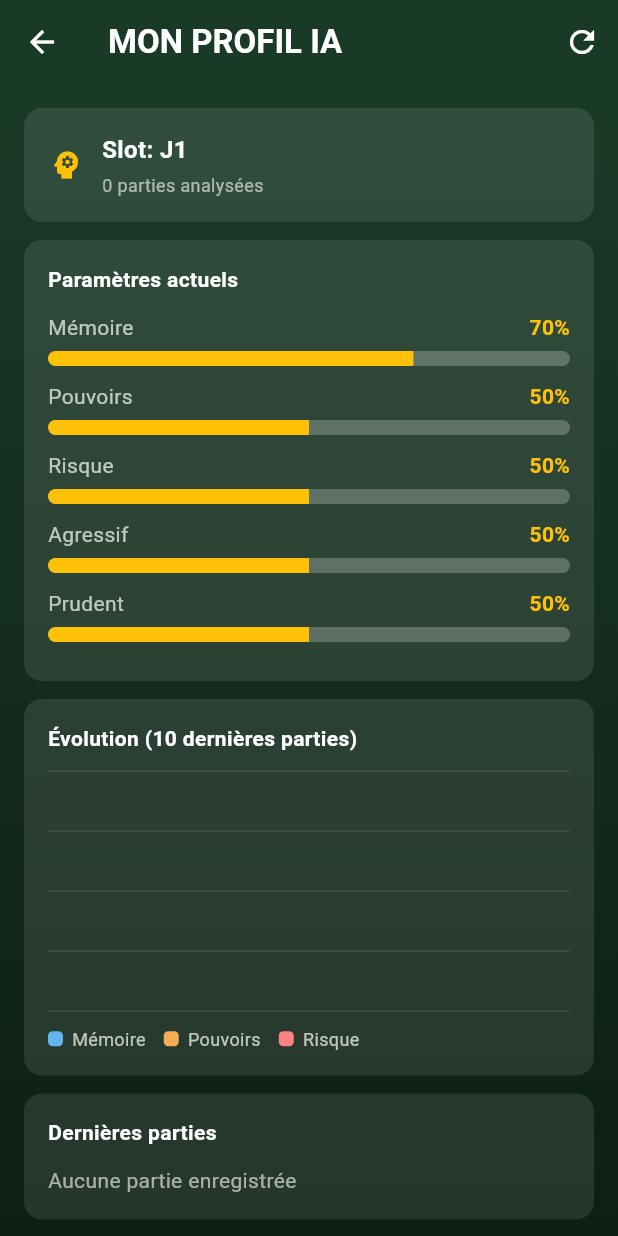
After one commit to fiftycommit/dutch, a Flutter app: the screen it shows after launch, after a tap on the "psychology" icon, on a phone screen of 412 x 824 dp. The commit adds this screen. Run offline on Flutter 3.47's test engine with Material 3 defaults, Android fonts, the phone set to English and light mode, and no system bars; our stand-ins replace audioplayers, flutter_svg, go_router, hive_flutter, shared_preferences, socket_io_client; accounts and stored records are empty.

Commit message:
feat(debug): player profile dashboard + in-app Mon profil IA

```diff
--- a/lib/models/player_learning_data.dart
+++ b/lib/models/player_learning_data.dart
@@ -106,6 +106,8 @@ class PlayerGameRecord {
   final bool calledDutch;
   final bool wonDutch;
   final List<PlayerAction> actions;
+  final Map<String, dynamic>? profileBefore;
+  final Map<String, dynamic>? profileAfter;
 
   PlayerGameRecord({
     required this.gameId,
@@ -118,6 +120,8 @@ class PlayerGameRecord {
     required this.calledDutch,
     required this.wonDutch,
     required this.actions,
+    this.profileBefore,
+    this.profileAfter,
   });
 
   Map<String, dynamic> toJson() => {
@@ -131,6 +135,8 @@ class PlayerGameRecord {
         'calledDutch': calledDutch,
         'wonDutch': wonDutch,
         'actions': actions.map((a) => a.toJson()).toList(),
+        'profileBefore': profileBefore,
+        'profileAfter': profileAfter,
       };
 
   factory PlayerGameRecord.fromJson(Map<String, dynamic> json) {
@@ -147,6 +153,12 @@ class PlayerGameRecord {
       actions: (json['actions'] as List? ?? [])
           .map((a) => PlayerAction.fromJson(Map<String, dynamic>.from(a)))
           .toList(),
+      profileBefore: json['profileBefore'] == null
+          ? null
+          : Map<String, dynamic>.from(json['profileBefore']),
+      profileAfter: json['profileAfter'] == null
+          ? null
+          : Map<String, dynamic>.from(json['profileAfter']),
     );
   }
 }
--- a/lib/router/app_router.dart
+++ b/lib/router/app_router.dart
@@ -13,6 +13,7 @@ import '../screens/dutch_reveal_screen.dart';
 import '../screens/rules_screen.dart';
 import '../screens/settings_screen.dart';
 import '../screens/stats_screen.dart';
+import '../screens/ai_profile_screen.dart';
 import '../screens/multiplayer_menu_screen.dart';
 import '../screens/multiplayer_mode_selection_screen.dart';
 import '../screens/create_mode_selection_screen.dart';
@@ -105,6 +106,15 @@ class AppRouter {
           path: '/stats',
           name: 'stats',
           builder: (context, state) => const StatsScreen(),
+        ),
+
+        GoRoute(
+          path: '/ai-profile',
+          name: 'aiProfile',
+          builder: (context, state) {
+            final slot = int.tryParse(state.uri.queryParameters['slot'] ?? '1') ?? 1;
+            return AiProfileScreen(slotId: slot);
+          },
         ),
 
         // ============ MODE MULTIJOUEUR ============
--- /dev/null
+++ b/lib/screens/ai_profile_screen.dart
@@ -0,0 +1,474 @@
+import 'dart:async';
+
+import 'package:flutter/material.dart';
+import 'package:go_router/go_router.dart';
+
+import '../models/player_learning_data.dart';
+import '../services/player_learning_service.dart';
+
+class AiProfileScreen extends StatefulWidget {
+  final int slotId;
+
+  const AiProfileScreen({
+    super.key,
+    required this.slotId,
+  });
+
+  @override
+  State<AiProfileScreen> createState() => _AiProfileScreenState();
+}
+
+class _AiProfileScreenState extends State<AiProfileScreen> {
+  final PlayerLearningService _service = PlayerLearningService();
+
+  PlayerProfile? _profile;
+  List<PlayerGameRecord> _history = const [];
+
+  Timer? _refreshTimer;
+  bool _loading = true;
+
+  @override
+  void initState() {
+    super.initState();
+    _load();
+    _refreshTimer = Timer.periodic(const Duration(seconds: 2), (_) => _load());
+  }
+
+  @override
+  void dispose() {
+    _refreshTimer?.cancel();
+    super.dispose();
+  }
+
+  Future<void> _load() async {
+    try {
+      final profile = await _service.getProfile(slotId: widget.slotId);
+      final history = await _service.getHistory(slotId: widget.slotId);
+      if (!mounted) return;
+      setState(() {
+        _profile = profile;
+        _history = history;
+        _loading = false;
+      });
+    } catch (_) {
+      if (!mounted) return;
+      setState(() {
+        _loading = false;
+      });
+    }
+  }
+
+  double _num(Map<String, dynamic> map, String key, double fallback) {
+    final v = map[key];
+    if (v is num) return v.toDouble();
+    return fallback;
+  }
+
+  double _clamp01(double v) => v < 0 ? 0 : (v > 1 ? 1 : v);
+
+  @override
+  Widget build(BuildContext context) {
+    return Scaffold(
+      appBar: AppBar(
+        title: const Text(
+          'MON PROFIL IA',
+          style: TextStyle(color: Colors.white, fontWeight: FontWeight.bold),
+        ),
+        backgroundColor: const Color(0xFF1a3a28),
+        iconTheme: const IconThemeData(color: Colors.white),
+        leading: IconButton(
+          icon: const Icon(Icons.arrow_back, color: Colors.white),
+          onPressed: () => context.go('/'),
+        ),
+        actions: [
+          IconButton(
+            onPressed: _load,
+            icon: const Icon(Icons.refresh, color: Colors.white),
+          ),
+        ],
+      ),
+      body: Container(
+        decoration: const BoxDecoration(
+          gradient: LinearGradient(
+            begin: Alignment.topCenter,
+            end: Alignment.bottomCenter,
+            colors: [Color(0xFF1a3a28), Color(0xFF0d1f15)],
+          ),
+        ),
+        child: _loading
+            ? const Center(
+                child: CircularProgressIndicator(color: Colors.amber),
+              )
+            : _buildContent(context),
+      ),
+    );
+  }
+
+  Widget _buildContent(BuildContext context) {
+    final profile = _profile;
+    if (profile == null) {
+      return const Center(
+        child: Text('Profil indisponible', style: TextStyle(color: Colors.white70)),
+      );
+    }
+
+    final params = profile.learnedParameters;
+
+    final aggressiveness = _clamp01(_num(params, 'aggressiveness', 0.5));
+    final caution = _clamp01(_num(params, 'caution', 0.5));
+    final powerUsageRate = _clamp01(_num(params, 'powerUsageRate', 0.5));
+    final memoryAccuracy = _clamp01(_num(params, 'memoryAccuracy', 0.7));
+    final riskTolerance = _clamp01(_num(params, 'riskTolerance', 0.5));
+
+    final last10 = _history.take(10).toList().reversed.toList();
+
+    List<double> series(String key, double fallback) {
+      return last10
+          .map((g) => _clamp01(_num(g.profileAfter ?? const {}, key, fallback)))
+          .toList();
+    }
+
+    return RefreshIndicator(
+      onRefresh: _load,
+      color: Colors.amber,
+      child: ListView(
+        padding: const EdgeInsets.all(16),
+        children: [
+          _InfoCard(
+            title: 'Slot',
+            value: 'J${widget.slotId}',
+            subtitle: '${profile.gamesAnalyzed} parties analysées',
+          ),
+          const SizedBox(height: 12),
+          _BarsCard(
+            title: 'Paramètres actuels',
+            values: {
+              'Mémoire': memoryAccuracy,
+              'Pouvoirs': powerUsageRate,
+              'Risque': riskTolerance,
+              'Agressif': aggressiveness,
+              'Prudent': caution,
+            },
+          ),
+          const SizedBox(height: 12),
+          _LineChartCard(
+            title: 'Évolution (10 dernières parties)',
+            series: {
+              'Mémoire': series('memoryAccuracy', 0.7),
+              'Pouvoirs': series('powerUsageRate', 0.5),
+              'Risque': series('riskTolerance', 0.5),
+            },
+          ),
+          const SizedBox(height: 12),
+          _HistoryCard(history: _history),
+        ],
+      ),
+    );
+  }
+}
+
+class _InfoCard extends StatelessWidget {
+  final String title;
+  final String value;
+  final String subtitle;
+
+  const _InfoCard({
+    required this.title,
+    required this.value,
+    required this.subtitle,
+  });
+
+  @override
+  Widget build(BuildContext context) {
+    return Container(
+      padding: const EdgeInsets.all(16),
+      decoration: BoxDecoration(
+        color: Colors.white.withValues(alpha: 0.1),
+        borderRadius: BorderRadius.circular(12),
+      ),
+      child: Row(
+        children: [
+          const Icon(Icons.psychology, color: Colors.amber),
+          const SizedBox(width: 12),
+          Expanded(
+            child: Column(
+              crossAxisAlignment: CrossAxisAlignment.start,
+              children: [
+                Text(
+                  '$title: $value',
+                  style: const TextStyle(
+                    color: Colors.white,
+                    fontWeight: FontWeight.bold,
+                    fontSize: 16,
+                  ),
+                ),
+                const SizedBox(height: 4),
+                Text(
+                  subtitle,
+                  style: const TextStyle(color: Colors.white60, fontSize: 12),
+                ),
+              ],
+            ),
+          ),
+        ],
+      ),
+    );
+  }
+}
+
+class _BarsCard extends StatelessWidget {
+  final String title;
+  final Map<String, double> values;
+
+  const _BarsCard({
+    required this.title,
+    required this.values,
+  });
+
+  @override
+  Widget build(BuildContext context) {
+    return Container(
+      padding: const EdgeInsets.all(16),
+      decoration: BoxDecoration(
+        color: Colors.white.withValues(alpha: 0.1),
+        borderRadius: BorderRadius.circular(12),
+      ),
+      child: Column(
+        crossAxisAlignment: CrossAxisAlignment.start,
+        children: [
+          Text(
+            title,
+            style: const TextStyle(color: Colors.white, fontWeight: FontWeight.bold),
+          ),
+          const SizedBox(height: 12),
+          ...values.entries.map((e) => Padding(
+                padding: const EdgeInsets.only(bottom: 10),
+                child: _ValueBar(label: e.key, value: e.value),
+              )),
+        ],
+      ),
+    );
+  }
+}
+
+class _ValueBar extends StatelessWidget {
+  final String label;
+  final double value;
+
+  const _ValueBar({
+    required this.label,
+    required this.value,
+  });
+
+  @override
+  Widget build(BuildContext context) {
+    return Column(
+      crossAxisAlignment: CrossAxisAlignment.start,
+      children: [
+        Row(
+          mainAxisAlignment: MainAxisAlignment.spaceBetween,
+          children: [
+            Text(label, style: const TextStyle(color: Colors.white70)),
+            Text('${(value * 100).round()}%',
+                style: const TextStyle(color: Colors.amber, fontWeight: FontWeight.bold)),
+          ],
+        ),
+        const SizedBox(height: 6),
+        ClipRRect(
+          borderRadius: BorderRadius.circular(10),
+          child: LinearProgressIndicator(
+            value: value,
+            minHeight: 10,
+            backgroundColor: Colors.white24,
+            valueColor: const AlwaysStoppedAnimation<Color>(Colors.amber),
+          ),
+        ),
+      ],
+    );
+  }
+}
+
+class _LineChartCard extends StatelessWidget {
+  final String title;
+  final Map<String, List<double>> series;
+
+  const _LineChartCard({
+    required this.title,
+    required this.series,
+  });
+
+  @override
+  Widget build(BuildContext context) {
+    return Container(
+      padding: const EdgeInsets.all(16),
+      decoration: BoxDecoration(
+        color: Colors.white.withValues(alpha: 0.1),
+        borderRadius: BorderRadius.circular(12),
+      ),
+      child: Column(
+        crossAxisAlignment: CrossAxisAlignment.start,
+        children: [
+          Text(title,
+              style: const TextStyle(color: Colors.white, fontWeight: FontWeight.bold)),
+          const SizedBox(height: 12),
+          SizedBox(
+            height: 160,
+            child: CustomPaint(
+              painter: _MiniLineChartPainter(series: series),
+              child: const SizedBox.expand(),
+            ),
+          ),
+          const SizedBox(height: 10),
+          Wrap(
+            spacing: 12,
+            runSpacing: 6,
+            children: series.keys
+                .map((k) => _LegendItem(label: k, color: _MiniLineChartPainter.colorForKey(k)))
+                .toList(),
+          ),
+        ],
+      ),
+    );
+  }
+}
+
+class _LegendItem extends StatelessWidget {
+  final String label;
+  final Color color;
+
+  const _LegendItem({
+    required this.label,
+    required this.color,
+  });
+
+  @override
+  Widget build(BuildContext context) {
+    return Row(
+      mainAxisSize: MainAxisSize.min,
+      children: [
+        Container(width: 10, height: 10, decoration: BoxDecoration(color: color, borderRadius: BorderRadius.circular(3))),
+        const SizedBox(width: 6),
+        Text(label, style: const TextStyle(color: Colors.white70, fontSize: 12)),
+      ],
+    );
+  }
+}
+
+class _MiniLineChartPainter extends CustomPainter {
+  final Map<String, List<double>> series;
+
+  _MiniLineChartPainter({
+    required this.series,
+  });
+
+  static Color colorForKey(String key) {
+    switch (key) {
+      case 'Mémoire':
+        return const Color(0xFF63b3ed);
+      case 'Pouvoirs':
+        return const Color(0xFFf6ad55);
+      case 'Risque':
+        return const Color(0xFFfc8181);
+      default:
+        return const Color(0xFF68d391);
+    }
+  }
+
+  @override
+  void paint(Canvas canvas, Size size) {
+    final bgPaint = Paint()
+      ..color = Colors.white.withValues(alpha: 0.10)
+      ..style = PaintingStyle.stroke
+      ..strokeWidth = 1;
+
+    for (int i = 0; i <= 4; i++) {
+      final y = size.height * (i / 4);
+      canvas.drawLine(Offset(0, y), Offset(size.width, y), bgPaint);
+    }
+
+    series.forEach((name, values) {
+      if (values.isEmpty) return;
+
+      final linePaint = Paint()
+        ..color = colorForKey(name)
+        ..style = PaintingStyle.stroke
+        ..strokeWidth = 2;
+
+      final path = Path();
+      for (int i = 0; i < values.length; i++) {
+        final x = values.length == 1
+            ? size.width / 2
+            : (i / (values.length - 1)) * size.width;
+        final y = (1 - values[i]) * size.height;
+        if (i == 0) {
+          path.moveTo(x, y);
+        } else {
+          path.lineTo(x, y);
+        }
+      }
+      canvas.drawPath(path, linePaint);
+    });
+  }
+
+  @override
+  bool shouldRepaint(covariant _MiniLineChartPainter oldDelegate) {
+    return oldDelegate.series != series;
+  }
+}
+
+class _HistoryCard extends StatelessWidget {
+  final List<PlayerGameRecord> history;
+
+  const _HistoryCard({
+    required this.history,
+  });
+
+  @override
+  Widget build(BuildContext context) {
+    return Container(
+      padding: const EdgeInsets.all(16),
+      decoration: BoxDecoration(
+        color: Colors.white.withValues(alpha: 0.1),
+        borderRadius: BorderRadius.circular(12),
+      ),
+      child: Column(
+        crossAxisAlignment: CrossAxisAlignment.start,
+        children: [
+          const Text(
+            'Dernières parties',
+            style: TextStyle(color: Colors.white, fontWeight: FontWeight.bold),
+          ),
+          const SizedBox(height: 12),
+          if (history.isEmpty)
+            const Text('Aucune partie enregistrée', style: TextStyle(color: Colors.white60)),
+          ...history.take(6).map((g) {
+            final date = g.endTime.toLocal();
+            return Padding(
+              padding: const EdgeInsets.only(bottom: 10),
+              child: Row(
+                mainAxisAlignment: MainAxisAlignment.spaceBetween,
+                children: [
+                  Expanded(
+                    child: Text(
+                      '${date.day.toString().padLeft(2, '0')}/${date.month.toString().padLeft(2, '0')} ${date.hour.toString().padLeft(2, '0')}:${date.minute.toString().padLeft(2, '0')}',
+                      style: const TextStyle(color: Colors.white70, fontSize: 12),
+                    ),
+                  ),
+                  Text(
+                    'Rank ${g.finalRank}/${g.numberOfPlayers}',
+                    style: const TextStyle(color: Colors.amber, fontWeight: FontWeight.bold, fontSize: 12),
+                  ),
+                  const SizedBox(width: 10),
+                  Text(
+                    '${g.finalScore} pts',
+                    style: const TextStyle(color: Colors.white70, fontSize: 12),
+                  ),
+                ],
+              ),
+            );
+          }),
+        ],
+      ),
+    );
+  }
+}
--- a/lib/screens/main_menu_screen.dart
+++ b/lib/screens/main_menu_screen.dart
@@ -205,6 +205,12 @@ class _MainMenuScreenState extends State<MainMenuScreen> {
                       icon: Icons.bar_chart,
                       onPressed: () => context.go('/stats'),
                     ),
+                    const SizedBox(width: 18),
+                    _buildSmallIconButton(
+                      icon: Icons.psychology,
+                      onPressed: () =>
+                          context.go('/ai-profile?slot=$selectedSlot'),
+                    ),
                   ],
                 ),
               ],
@@ -328,6 +334,13 @@ class _MainMenuScreenState extends State<MainMenuScreen> {
                         icon: Icons.bar_chart,
                         label: 'Stats',
                         onPressed: () => context.go('/stats'),
+                      ),
+                      const SizedBox(width: 20),
+                      _buildIconButton(
+                        icon: Icons.psychology,
+                        label: 'Profil IA',
+                        onPressed: () =>
+                            context.go('/ai-profile?slot=$selectedSlot'),
                       ),
                     ],
                   ),
```
Also changed, not shown: lib/services/player_learning_service.dart (+82 -4 lines), 6 other files.
